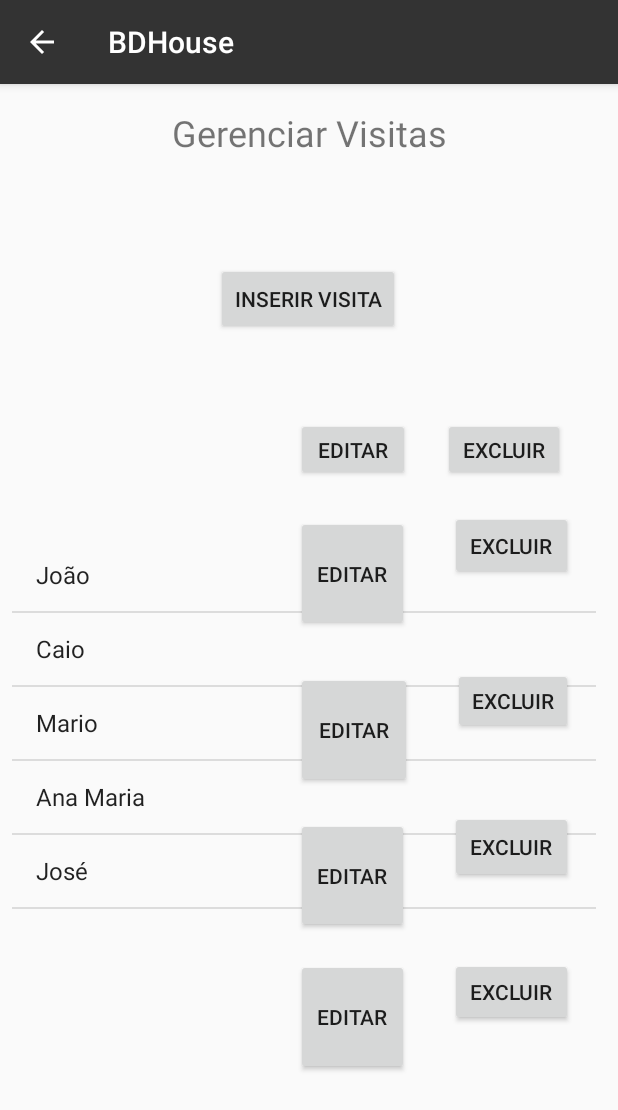
After one commit to jucinaradantas/BDHouse, an Android app: the VisitaActivity screen opened directly, with no data from a screen before it, on a phone screen of 412 x 824 dp. The commit adds this screen. Shown: the top 1110 px of the screen. Run offline under Robolectric (Android 15) with nearby library versions, the phone set to English and light mode, and no system bars.

Commit message:
Gerenciar visita adicionado

```diff
--- /dev/null
+++ b/app/src/main/java/br/edu/ifsp/bdhouse/VisitaActivity.java
@@ -0,0 +1,33 @@
+package br.edu.ifsp.bdhouse;
+
+import android.support.v7.app.AppCompatActivity;
+import android.os.Bundle;
+import android.widget.ArrayAdapter;
+import android.widget.ListView;
+
+import java.util.ArrayList;
+
+public class VisitaActivity extends AppCompatActivity {
+
+    ListView listView;
+
+    @Override
+    protected void onCreate(Bundle savedInstanceState) {
+        super.onCreate(savedInstanceState);
+        setContentView(R.layout.activity_visita);
+
+        listView= findViewById(R.id.listview);
+
+        ArrayList<String> arrayList=new ArrayList<>();
+        arrayList.add("João");
+        arrayList.add("Caio");
+        arrayList.add("Mario");
+        arrayList.add("Ana Maria");
+        arrayList.add("José");
+
+        ArrayAdapter arrayAdapter=new ArrayAdapter( this, android.R.layout.simple_list_item_1, arrayList);
+        listView.setAdapter(arrayAdapter);
+
+
+    }
+}
--- /dev/null
+++ b/app/src/main/res/layout/activity_visita.xml
@@ -0,0 +1,194 @@
+<?xml version="1.0" encoding="utf-8"?>
+<android.support.constraint.ConstraintLayout xmlns:android="http://schemas.android.com/apk/res/android"
+    xmlns:app="http://schemas.android.com/apk/res-auto"
+    xmlns:tools="http://schemas.android.com/tools"
+    android:layout_width="match_parent"
+    android:layout_height="match_parent"
+    tools:context=".VisitaActivity"
+    tools:layout_editor_absoluteY="81dp">
+
+    <TextView
+        android:id="@+id/textView5"
+        android:layout_width="wrap_content"
+        android:layout_height="0dp"
+        android:layout_marginBottom="129dp"
+        android:layout_marginTop="16dp"
+        android:text="@string/gerenciar_visitas"
+        android:textSize="24sp"
+        app:layout_constraintBottom_toTopOf="@+id/delete_btna"
+        app:layout_constraintEnd_toEndOf="parent"
+        app:layout_constraintStart_toStartOf="parent"
+        app:layout_constraintTop_toTopOf="parent" />
+
+    <Button
+        android:id="@+id/button"
+        android:layout_width="wrap_content"
+        android:layout_height="wrap_content"
+        android:layout_marginBottom="75dp"
+        android:layout_marginStart="29dp"
+        android:layout_marginTop="58dp"
+        android:text="@string/inserir_visita"
+        app:layout_constraintBottom_toTopOf="@+id/listview"
+        app:layout_constraintStart_toStartOf="@+id/textView5"
+        app:layout_constraintTop_toTopOf="parent" />
+
+    <Button
+        android:id="@+id/add_btn"
+        android:layout_width="0dp"
+        android:layout_height="0dp"
+        android:layout_centerVertical="true"
+        android:layout_marginEnd="22dp"
+        android:layout_marginStart="197dp"
+        android:layout_toStartOf="@id/delete_btn"
+        android:text="editar"
+        app:layout_constraintBottom_toBottomOf="@+id/delete_btna"
+        app:layout_constraintEnd_toStartOf="@+id/delete_btna"
+        app:layout_constraintStart_toStartOf="parent"
+        app:layout_constraintTop_toTopOf="@+id/delete_btna" />
+
+    <Button
+        android:id="@+id/delete_btn"
+        android:layout_width="82dp"
+        android:layout_height="46dp"
+        android:layout_alignParentEnd="true"
+        android:layout_centerVertical="true"
+        android:layout_marginBottom="26dp"
+        android:layout_marginEnd="30dp"
+        android:layout_marginTop="252dp"
+        android:text="excluir"
+        app:layout_constraintBottom_toTopOf="@+id/delete_btnb"
+        app:layout_constraintEnd_toEndOf="parent"
+        app:layout_constraintStart_toEndOf="@+id/add_btna"
+        app:layout_constraintTop_toTopOf="parent" />
+
+    <Button
+        android:id="@+id/add_btna"
+        android:layout_width="0dp"
+        android:layout_height="0dp"
+        android:layout_centerVertical="true"
+        android:layout_marginBottom="27dp"
+        android:layout_marginEnd="27dp"
+        android:layout_marginStart="197dp"
+        android:layout_toStartOf="@id/delete_btn"
+        android:text="editar"
+        app:layout_constraintBottom_toTopOf="@+id/add_btnb"
+        app:layout_constraintEnd_toStartOf="@+id/delete_btn"
+        app:layout_constraintStart_toStartOf="parent"
+        app:layout_constraintTop_toBottomOf="@+id/delete_btna" />
+
+    <Button
+        android:id="@+id/delete_btna"
+        android:layout_width="81dp"
+        android:layout_height="42dp"
+        android:layout_alignParentEnd="true"
+        android:layout_centerVertical="true"
+        android:layout_marginBottom="23dp"
+        android:layout_marginEnd="35dp"
+        android:text="excluir"
+        app:layout_constraintBottom_toTopOf="@+id/add_btna"
+        app:layout_constraintEnd_toEndOf="parent"
+        app:layout_constraintStart_toEndOf="@+id/add_btn"
+        app:layout_constraintTop_toBottomOf="@+id/textView5" />
+
+    <Button
+        android:id="@+id/add_btnb"
+        android:layout_width="0dp"
+        android:layout_height="0dp"
+        android:layout_centerVertical="true"
+        android:layout_marginBottom="20dp"
+        android:layout_marginEnd="27dp"
+        android:layout_marginStart="197dp"
+        android:layout_toStartOf="@id/delete_btn"
+        android:text="editar"
+        app:layout_constraintBottom_toTopOf="@+id/add_btnc"
+        app:layout_constraintEnd_toStartOf="@+id/delete_btnb"
+        app:layout_constraintStart_toStartOf="parent"
+        app:layout_constraintTop_toBottomOf="@+id/add_btna" />
+
+    <Button
+        android:id="@+id/delete_btnb"
+        android:layout_width="80dp"
+        android:layout_height="44dp"
+        android:layout_alignParentEnd="true"
+        android:layout_centerVertical="true"
+        android:layout_marginBottom="19dp"
+        android:layout_marginEnd="30dp"
+        android:text="excluir"
+        app:layout_constraintBottom_toTopOf="@+id/delete_btnc"
+        app:layout_constraintEnd_toEndOf="parent"
+        app:layout_constraintStart_toEndOf="@+id/add_btnb"
+        app:layout_constraintTop_toBottomOf="@+id/delete_btn" />
+
+    <Button
+        android:id="@+id/add_btnc"
+        android:layout_width="0dp"
+        android:layout_height="0dp"
+        android:layout_centerVertical="true"
+        android:layout_marginBottom="17dp"
+        android:layout_marginEnd="27dp"
+        android:layout_marginStart="197dp"
+        android:layout_toStartOf="@id/delete_btn"
+        android:text="editar"
+        app:layout_constraintBottom_toTopOf="@+id/add_btnd"
+        app:layout_constraintEnd_toStartOf="@+id/delete_btnc"
+        app:layout_constraintStart_toStartOf="parent"
+        app:layout_constraintTop_toBottomOf="@+id/add_btnb" />
+
+    <Button
+        android:id="@+id/delete_btnc"
+        android:layout_width="82dp"
+        android:layout_height="48dp"
+        android:layout_alignParentEnd="true"
+        android:layout_centerVertical="true"
+        android:layout_marginBottom="17dp"
+        android:layout_marginEnd="30dp"
+        android:text="excluir"
+        app:layout_constraintBottom_toTopOf="@+id/delete_btnd"
+        app:layout_constraintEnd_toEndOf="parent"
+        app:layout_constraintStart_toEndOf="@+id/add_btnc"
+        app:layout_constraintTop_toBottomOf="@+id/delete_btnb" />
+
+    <Button
+        android:id="@+id/add_btnd"
+        android:layout_width="0dp"
+        android:layout_height="0dp"
+        android:layout_centerVertical="true"
+        android:layout_marginBottom="107dp"
+        android:layout_marginEnd="27dp"
+        android:layout_marginStart="197dp"
+        android:layout_toStartOf="@id/delete_btn"
+        android:text="editar"
+        app:layout_constraintBottom_toBottomOf="parent"
+        app:layout_constraintEnd_toStartOf="@+id/delete_btnd"
+        app:layout_constraintStart_toStartOf="parent"
+        app:layout_constraintTop_toBottomOf="@+id/add_btnc" />
+
+    <Button
+        android:id="@+id/delete_btnd"
+        android:layout_width="82dp"
+        android:layout_height="45dp"
+        android:layout_alignParentEnd="true"
+        android:layout_centerVertical="true"
+        android:layout_marginBottom="107dp"
+        android:layout_marginEnd="30dp"
+        android:text="excluir"
+        app:layout_constraintBottom_toBottomOf="parent"
+        app:layout_constraintEnd_toEndOf="parent"
+        app:layout_constraintStart_toEndOf="@+id/add_btnd"
+        app:layout_constraintTop_toBottomOf="@+id/delete_btnc" />
+
+    <ListView
+        android:id="@+id/listview"
+        android:layout_width="389dp"
+        android:layout_height="340dp"
+        android:layout_marginBottom="63dp"
+        android:layout_marginEnd="8dp"
+        android:layout_marginStart="8dp"
+        android:headerDividersEnabled="false"
+        app:layout_constraintBottom_toBottomOf="parent"
+        app:layout_constraintEnd_toEndOf="parent"
+        app:layout_constraintHorizontal_bias="0.0"
+        app:layout_constraintStart_toStartOf="parent"
+        app:layout_constraintTop_toBottomOf="@+id/button" />
+
+</android.support.constraint.ConstraintLayout>
--- a/app/src/main/res/values/strings.xml
+++ b/app/src/main/res/values/strings.xml
@@ -1,4 +1,12 @@
 <resources>
     <string name="app_name">BDHouse</string>
     <string name="logo">logo</string>
+    <string name="gerenciar_visitas">Gerenciar Visitas</string>
+    <string name="inserir_visita">Inserir Visita</string>
+    <string name="tempo_de_acesso_permitido">Tempo de acesso permitido</string>
+    <string name="confirmar">Confirmar</string>
+    <string name="nome">Nome</string>
+    <string name="id">ID</string>
+    <string name="editar_visita">Editar Visita</string>
+    <string name="button">Button</string>
 </resources>
```
Also changed, not shown: app/src/main/AndroidManifest.xml (+7 -4 lines), app/src/main/java/br/edu/ifsp/bdhouse/BDHActivity.java (+12 -0 lines), app/src/main/java/br/edu/ifsp/bdhouse/Visita_EditarActivity.java (added, +13 -0 lines), app/src/main/res/layout/activity_bdh.xml (+16 -2 lines), app/src/main/res/layout/activity_visita__editar.xml (added, +102 -0 lines).
